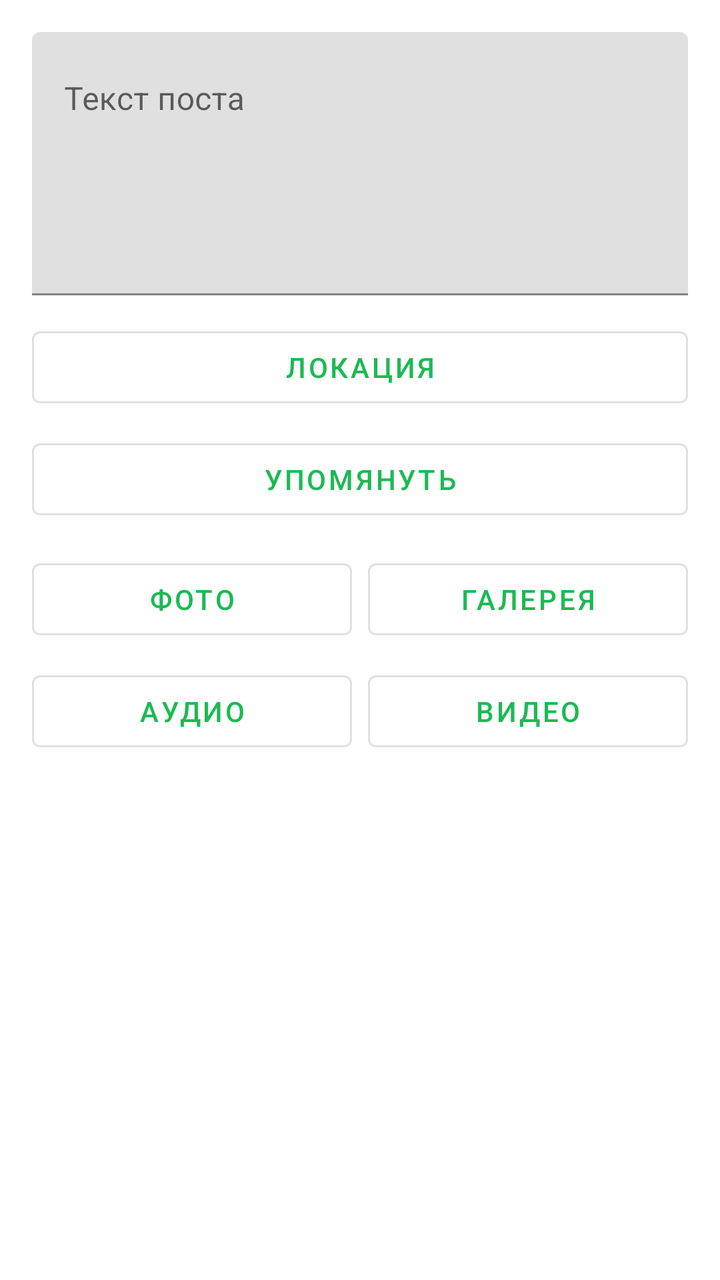
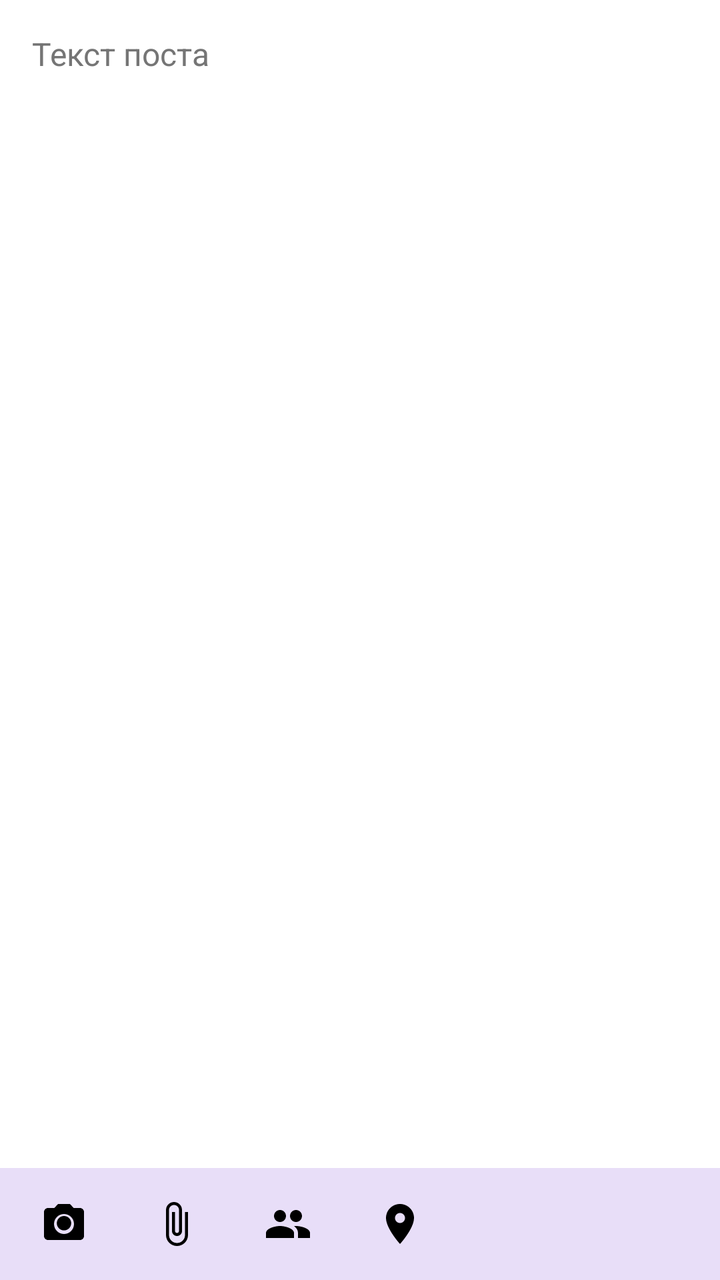

Two renders of the same Android screen: before a commit and after it. Below are the layout's source before the change and the commit's diff.
<!-- AndroidManifest.xml: application theme Theme.NeWork -->
<!-- res/layout/fragment_edit_post.xml -->
<?xml version="1.0" encoding="utf-8"?>
<ScrollView xmlns:android="http://schemas.android.com/apk/res/android"
    android:id="@+id/editPostScroll"
    android:layout_width="match_parent"
    android:layout_height="match_parent"
    android:fillViewport="true">

    <LinearLayout
        android:id="@+id/editPostContent"
        android:layout_width="match_parent"
        android:layout_height="wrap_content"
        android:orientation="vertical"
        android:padding="16dp">

        <com.google.android.material.textfield.TextInputLayout
            android:id="@+id/editPostTextLayout"
            android:layout_width="match_parent"
            android:layout_height="wrap_content">

            <com.google.android.material.textfield.TextInputEditText
                android:id="@+id/editPostText"
                android:layout_width="match_parent"
                android:layout_height="wrap_content"
                android:gravity="top"
                android:hint="@string/post_text_hint"
                android:inputType="textMultiLine"
                android:minLines="5" />
        </com.google.android.material.textfield.TextInputLayout>

        <Button
            android:id="@+id/editPostLocationButton"
            style="@style/Widget.MaterialComponents.Button.OutlinedButton"
            android:layout_width="match_parent"
            android:layout_height="wrap_content"
            android:layout_marginTop="12dp"
            android:text="@string/btn_location" />

        <Button
            android:id="@+id/editPostMentionButton"
            style="@style/Widget.MaterialComponents.Button.OutlinedButton"
            android:layout_width="match_parent"
            android:layout_height="wrap_content"
            android:layout_marginTop="8dp"
            android:text="@string/btn_mention" />

        <TextView
            android:id="@+id/editPostSelectedMentions"
            android:layout_width="match_parent"
            android:layout_height="wrap_content"
            android:layout_marginTop="4dp"
            android:textColor="@color/gray"
            android:visibility="gone" />

        <LinearLayout
            android:id="@+id/editPostImageButtons"
            android:layout_width="match_parent"
            android:layout_height="wrap_content"
            android:layout_marginTop="12dp"
            android:orientation="horizontal">

            <Button
                android:id="@+id/editPostPhotoButton"
                style="@style/Widget.MaterialComponents.Button.OutlinedButton"
                android:layout_width="0dp"
                android:layout_height="wrap_content"
                android:layout_marginEnd="4dp"
                android:layout_weight="1"
                android:text="@string/btn_photo" />

            <Button
                android:id="@+id/editPostGalleryButton"
                style="@style/Widget.MaterialComponents.Button.OutlinedButton"
                android:layout_width="0dp"
                android:layout_height="wrap_content"
                android:layout_marginStart="4dp"
                android:layout_weight="1"
                android:text="@string/btn_gallery" />
        </LinearLayout>

        <LinearLayout
            android:id="@+id/editPostAttachButtons"
            android:layout_width="match_parent"
            android:layout_height="wrap_content"
            android:layout_marginTop="8dp"
            android:orientation="horizontal">

            <Button
                android:id="@+id/editPostAudioButton"
                style="@style/Widget.MaterialComponents.Button.OutlinedButton"
                android:layout_width="0dp"
                android:layout_height="wrap_content"
                android:layout_marginEnd="4dp"
                android:layout_weight="1"
                android:text="@string/btn_audio" />

            <Button
                android:id="@+id/editPostVideoButton"
                style="@style/Widget.MaterialComponents.Button.OutlinedButton"
                android:layout_width="0dp"
                android:layout_height="wrap_content"
                android:layout_marginStart="4dp"
                android:layout_weight="1"
                android:text="@string/btn_video" />
        </LinearLayout>

        <ImageView
            android:id="@+id/editPostAttachmentPreview"
            android:layout_width="match_parent"
            android:layout_height="180dp"
            android:layout_marginTop="12dp"
            android:background="@drawable/bg_attachment"
            android:contentDescription="@string/attachment_placeholder"
            android:scaleType="centerCrop"
            android:visibility="gone" />

        <TextView
            android:id="@+id/editPostAttachmentName"
            android:layout_width="match_parent"
            android:layout_height="wrap_content"
            android:layout_marginTop="6dp"
            android:textColor="@color/gray"
            android:visibility="gone" />

        <TextView
            android:id="@+id/editPostLocationText"
            android:layout_width="match_parent"
            android:layout_height="wrap_content"
            android:layout_marginTop="8dp"
            android:textColor="@color/gray"
            android:visibility="gone" />
    </LinearLayout>
</ScrollView>
<!-- resources referenced by this layout -->
<resources>
  <color name="gray">#FFB3B3B3</color>
  <string name="attachment_placeholder">Вложение</string>
  <string name="btn_audio">Аудио</string>
  <string name="btn_gallery">Галерея</string>
  <string name="btn_location">Локация</string>
  <string name="btn_mention">Упомянуть</string>
  <string name="btn_photo">Фото</string>
  <string name="btn_video">Видео</string>
  <string name="post_text_hint">Текст поста</string>
  <style name="Theme.NeWork" parent="Theme.MaterialComponents.DayNight.NoActionBar">
          <item name="colorPrimary">@color/green</item>
          <item name="colorPrimaryVariant">@color/green_dark</item>
          <item name="colorOnPrimary">@color/black</item>
          <item name="colorSecondary">@color/green_light</item>
          <item name="colorSecondaryVariant">@color/green</item>
          <item name="colorOnSecondary">@color/black</item>
          <item name="android:statusBarColor">@color/black</item>
          <item name="android:navigationBarColor">@color/black</item>
      </style>
  <color name="light_gray">#FFF2F2F2</color>
  <color name="green">#FF1DB954</color>
  <color name="green_dark">#FF14833B</color>
  <color name="black">#FF121212</color>
  <color name="green_light">#FF1ED760</color>
  <!-- unchanged entries left out for length: 1 -->
</resources>

<!-- the commit's change to res/layout/fragment_edit_post.xml (unified diff, before → after) -->
@@ -1,132 +1,163 @@
 <?xml version="1.0" encoding="utf-8"?>
-<ScrollView xmlns:android="http://schemas.android.com/apk/res/android"
-    android:id="@+id/editPostScroll"
+<LinearLayout xmlns:android="http://schemas.android.com/apk/res/android"
+    xmlns:app="http://schemas.android.com/apk/res-auto"
+    android:id="@+id/editPostRoot"
     android:layout_width="match_parent"
     android:layout_height="match_parent"
-    android:fillViewport="true">
+    android:background="@color/white"
+    android:orientation="vertical">
 
-    <LinearLayout
-        android:id="@+id/editPostContent"
+    <ScrollView
+        android:id="@+id/editPostScroll"
         android:layout_width="match_parent"
-        android:layout_height="wrap_content"
-        android:orientation="vertical"
-        android:padding="16dp">
+        android:layout_height="0dp"
+        android:layout_weight="1"
+        android:clipToPadding="false"
+        android:fillViewport="true">
 
-        <com.google.android.material.textfield.TextInputLayout
-            android:id="@+id/editPostTextLayout"
+        <LinearLayout
+            android:id="@+id/editPostContent"
             android:layout_width="match_parent"
-            android:layout_height="wrap_content">
+            android:layout_height="wrap_content"
+            android:orientation="vertical"
+            android:padding="16dp">
 
-            <com.google.android.material.textfield.TextInputEditText
+            <EditText
                 android:id="@+id/editPostText"
                 android:layout_width="match_parent"
                 android:layout_height="wrap_content"
+                android:background="@android:color/transparent"
                 android:gravity="top"
                 android:hint="@string/post_text_hint"
-                android:inputType="textMultiLine"
-                android:minLines="5" />
-        </com.google.android.material.textfield.TextInputLayout>
+                android:inputType="textMultiLine|textCapSentences"
+                android:minHeight="120dp"
+                android:textColor="@color/black"
+                android:textColorHint="@color/gray"
+                android:textSize="16sp" />
 
-        <Button
+            <FrameLayout
+                android:id="@+id/editPostAttachmentBlock"
+                android:layout_width="match_parent"
+                android:layout_height="wrap_content"
+                android:layout_marginTop="16dp"
+                android:visibility="gone">
+
+                <ImageView
+                    android:id="@+id/editPostAttachmentPreview"
+                    android:layout_width="match_parent"
+                    android:layout_height="220dp"
+                    android:background="@drawable/bg_attachment"
+                    android:contentDescription="@string/attachment_placeholder"
+                    android:scaleType="centerCrop" />
+
+                <TextView
+                    android:id="@+id/editPostAttachmentName"
+                    android:layout_width="match_parent"
+                    android:layout_height="wrap_content"
+                    android:layout_gravity="center"
+                    android:gravity="center"
+                    android:padding="16dp"
+                    android:textColor="@color/gray"
+                    android:textSize="16sp"
+                    android:visibility="gone" />
+
+                <com.google.android.material.button.MaterialButton
+                    android:id="@+id/editPostRemoveAttachment"
+                    android:layout_width="wrap_content"
+                    android:layout_height="wrap_content"
+                    android:layout_gravity="bottom|center_horizontal"
+                    android:layout_marginBottom="16dp"
+                    android:backgroundTint="@color/purple_500"
+                    android:minWidth="120dp"
+                    android:text="@string/btn_remove"
+                    android:textAllCaps="false"
+                    android:textColor="@color/white"
+                    app:cornerRadius="24dp" />
+            </FrameLayout>
+
+            <TextView
+                android:id="@+id/editPostLocationText"
+                android:layout_width="match_parent"
+                android:layout_height="wrap_content"
+                android:layout_marginTop="12dp"
+                android:textColor="@color/gray"
+                android:visibility="gone" />
+
+            <TextView
+                android:id="@+id/editPostSelectedMentions"
+                android:layout_width="match_parent"
+                android:layout_height="wrap_content"
+                android:layout_marginTop="8dp"
+                android:textColor="@color/gray"
+                android:visibility="gone" />
+
+            <ProgressBar
+                android:id="@+id/editPostProgress"
+                android:layout_width="wrap_content"
+                android:layout_height="wrap_content"
+                android:layout_gravity="center_horizontal"
+                android:layout_marginTop="16dp"
+                android:indeterminateTint="@color/purple_500"
+                android:visibility="gone" />
+
+            <TextView
+                android:id="@+id/editPostError"
+                android:layout_width="match_parent"
+                android:layout_height="wrap_content"
+                android:layout_marginTop="8dp"
+                android:gravity="center"
+                android:textColor="@color/red"
+                android:visibility="gone" />
+        </LinearLayout>
+    </ScrollView>
+
+    <LinearLayout
+        android:id="@+id/editPostToolbar"
+        android:layout_width="match_parent"
+        android:layout_height="56dp"
+        android:background="@color/input_fill"
+        android:gravity="center_vertical"
+        android:orientation="horizontal"
+        android:paddingStart="8dp"
+        android:paddingEnd="8dp">
+
+        <ImageButton
+            android:id="@+id/editPostPhotoButton"
+            android:layout_width="48dp"
+            android:layout_height="48dp"
+            android:background="?attr/selectableItemBackgroundBorderless"
+            android:contentDescription="@string/btn_photo"
+            android:src="@drawable/ic_camera_24"
+            android:tint="@color/black" />
+
+        <ImageButton
+            android:id="@+id/editPostAttachButton"
+            android:layout_width="48dp"
+            android:layout_height="48dp"
+            android:layout_marginStart="8dp"
+            android:background="?attr/selectableItemBackgroundBorderless"
+            android:contentDescription="@string/attachment_placeholder"
+            android:src="@drawable/ic_attach_24"
+            android:tint="@color/black" />
+
+        <ImageButton
+            android:id="@+id/editPostMentionButton"
+            android:layout_width="48dp"
+            android:layout_height="48dp"
+            android:layout_marginStart="8dp"
+            android:background="?attr/selectableItemBackgroundBorderless"
+            android:contentDescription="@string/btn_mention"
+            android:src="@drawable/ic_people_24"
+            android:tint="@color/black" />
+
+        <ImageButton
             android:id="@+id/editPostLocationButton"
-            style="@style/Widget.MaterialComponents.Button.OutlinedButton"
-            android:layout_width="match_parent"
-            android:layout_height="wrap_content"
-            android:layout_marginTop="12dp"
-            android:text="@string/btn_location" />
-
-        <Button
-            android:id="@+id/editPostMentionButton"
-            style="@style/Widget.MaterialComponents.Button.OutlinedButton"
-            android:layout_width="match_parent"
-            android:layout_height="wrap_content"
-            android:layout_marginTop="8dp"
-            android:text="@string/btn_mention" />
-
-        <TextView
-            android:id="@+id/editPostSelectedMentions"
-            android:layout_width="match_parent"
-            android:layout_height="wrap_content"
-            android:layout_marginTop="4dp"
-            android:textColor="@color/gray"
-            android:visibility="gone" />
-
-        <LinearLayout
-            android:id="@+id/editPostImageButtons"
-            android:layout_width="match_parent"
-            android:layout_height="wrap_content"
-            android:layout_marginTop="12dp"
-            android:orientation="horizontal">
-
-            <Button
-                android:id="@+id/editPostPhotoButton"
-                style="@style/Widget.MaterialComponents.Button.OutlinedButton"
-                android:layout_width="0dp"
-                android:layout_height="wrap_content"
-                android:layout_marginEnd="4dp"
-                android:layout_weight="1"
-                android:text="@string/btn_photo" />
-
-            <Button
-                android:id="@+id/editPostGalleryButton"
-                style="@style/Widget.MaterialComponents.Button.OutlinedButton"
-                android:layout_width="0dp"
-                android:layout_height="wrap_content"
-                android:layout_marginStart="4dp"
-                android:layout_weight="1"
-                android:text="@string/btn_gallery" />
-        </LinearLayout>
-
-        <LinearLayout
-            android:id="@+id/editPostAttachButtons"
-            android:layout_width="match_parent"
-            android:layout_height="wrap_content"
-            android:layout_marginTop="8dp"
-            android:orientation="horizontal">
-
-            <Button
-                android:id="@+id/editPostAudioButton"
-                style="@style/Widget.MaterialComponents.Button.OutlinedButton"
-                android:layout_width="0dp"
-                android:layout_height="wrap_content"
-                android:layout_marginEnd="4dp"
-                android:layout_weight="1"
-                android:text="@string/btn_audio" />
-
-            <Button
-                android:id="@+id/editPostVideoButton"
-                style="@style/Widget.MaterialComponents.Button.OutlinedButton"
-                android:layout_width="0dp"
-                android:layout_height="wrap_content"
-                android:layout_marginStart="4dp"
-                android:layout_weight="1"
-                android:text="@string/btn_video" />
-        </LinearLayout>
-
-        <ImageView
-            android:id="@+id/editPostAttachmentPreview"
-            android:layout_width="match_parent"
-            android:layout_height="180dp"
-            android:layout_marginTop="12dp"
-            android:background="@drawable/bg_attachment"
-            android:contentDescription="@string/attachment_placeholder"
-            android:scaleType="centerCrop"
-            android:visibility="gone" />
-
-        <TextView
-            android:id="@+id/editPostAttachmentName"
-            android:layout_width="match_parent"
-            android:layout_height="wrap_content"
-            android:layout_marginTop="6dp"
-            android:textColor="@color/gray"
-            android:visibility="gone" />
-
-        <TextView
-            android:id="@+id/editPostLocationText"
-            android:layout_width="match_parent"
-            android:layout_height="wrap_content"
-            android:layout_marginTop="8dp"
-            android:textColor="@color/gray"
-            android:visibility="gone" />
+            android:layout_width="48dp"
+            android:layout_height="48dp"
+            android:layout_marginStart="8dp"
+            android:background="?attr/selectableItemBackgroundBorderless"
+            android:contentDescription="@string/btn_location"
+            android:src="@drawable/ic_location_24"
+            android:tint="@color/black" />
     </LinearLayout>
-</ScrollView>
+</LinearLayout>
<!-- resource entries referenced after the edit -->
@@ -1,29 +1,77 @@
 <!-- resources referenced by this layout -->
 <resources>
-  <color name="gray">#FFB3B3B3</color>
+  <color name="gray">#FF757575</color>
+  <color name="input_fill">#FFE8DEF8</color>
+  <color name="purple_500">#FF6200EE</color>
+  <color name="red">#FFE53935</color>
+  <color name="white">#FFFFFFFF</color>
+  <!-- drawable ic_attach_24 (drawable) -->
+  <?xml version="1.0" encoding="utf-8"?>
+  <vector xmlns:android="http://schemas.android.com/apk/res/android"
+      android:width="24dp"
+      android:height="24dp"
+      android:viewportWidth="24"
+      android:viewportHeight="24">
+      <path
+          android:fillColor="#FF000000"
+          android:pathData="M16.5,6v11.5c0,2.21 -1.79,4 -4,4s-4,-1.79 -4,-4V5c0,-1.38 1.12,-2.5 2.5,-2.5s2.5,1.12 2.5,2.5v10.5c0,0.55 -0.45,1 -1,1s-1,-0.45 -1,-1V6H10v9.5c0,1.38 1.12,2.5 2.5,2.5s2.5,-1.12 2.5,-2.5V5c0,-2.21 -1.79,-4 -4,-4S7,2.79 7,5v12.5c0,3.04 2.46,5.5 5.5,5.5s5.5,-2.46 5.5,-5.5V6h-1.5z" />
+  </vector>
+  <!-- drawable ic_camera_24 (drawable) -->
+  <?xml version="1.0" encoding="utf-8"?>
+  <vector xmlns:android="http://schemas.android.com/apk/res/android"
+      android:width="24dp"
+      android:height="24dp"
+      android:viewportWidth="24"
+      android:viewportHeight="24">
+      <path
+          android:fillColor="#FF000000"
+          android:pathData="M12,15.2c1.99,0 3.6,-1.61 3.6,-3.6s-1.61,-3.6 -3.6,-3.6 -3.6,1.61 -3.6,3.6 1.61,3.6 3.6,3.6zM9,2L7.17,4H4c-1.1,0 -2,0.9 -2,2v12c0,1.1 0.9,2 2,2h16c1.1,0 2,-0.9 2,-2V6c0,-1.1 -0.9,-2 -2,-2h-3.17L15,2H9zM12,17c-2.76,0 -5,-2.24 -5,-5s2.24,-5 5,-5 5,2.24 5,5 -2.24,5 -5,5z" />
+  </vector>
+  <!-- drawable ic_location_24 (drawable) -->
+  <?xml version="1.0" encoding="utf-8"?>
+  <vector xmlns:android="http://schemas.android.com/apk/res/android"
+      android:width="24dp"
+      android:height="24dp"
+      android:viewportWidth="24"
+      android:viewportHeight="24">
+      <path
+          android:fillColor="#FF000000"
+          android:pathData="M12,2C8.13,2 5,5.13 5,9c0,5.25 7,13 7,13s7,-7.75 7,-13c0,-3.87 -3.13,-7 -7,-7zM12,11.5c-1.38,0 -2.5,-1.12 -2.5,-2.5s1.12,-2.5 2.5,-2.5 2.5,1.12 2.5,2.5 -1.12,2.5 -2.5,2.5z" />
+  </vector>
+  <!-- drawable ic_people_24 (drawable) -->
+  <?xml version="1.0" encoding="utf-8"?>
+  <vector xmlns:android="http://schemas.android.com/apk/res/android"
+      android:width="24dp"
+      android:height="24dp"
+      android:viewportWidth="24"
+      android:viewportHeight="24">
+      <path
+          android:fillColor="#FF000000"
+          android:pathData="M16,11c1.66,0 2.99,-1.34 2.99,-3S17.66,5 16,5c-1.66,0 -3,1.34 -3,3s1.34,3 3,3zM8,11c1.66,0 2.99,-1.34 2.99,-3S9.66,5 8,5C6.34,5 5,6.34 5,8s1.34,3 3,3zM8,13c-2.33,0 -7,1.17 -7,3.5V19h14v-2.5c0,-2.33 -4.67,-3.5 -7,-3.5zM16,13c-0.29,0 -0.62,0.02 -0.97,0.05 1.16,0.84 1.97,1.97 1.97,3.45V19h6v-2.5c0,-2.33 -4.67,-3.5 -7,-3.5z" />
+  </vector>
   <string name="attachment_placeholder">Вложение</string>
-  <string name="btn_audio">Аудио</string>
-  <string name="btn_gallery">Галерея</string>
   <string name="btn_location">Локация</string>
   <string name="btn_mention">Упомянуть</string>
   <string name="btn_photo">Фото</string>
-  <string name="btn_video">Видео</string>
+  <string name="btn_remove">Remove</string>
   <string name="post_text_hint">Текст поста</string>
-  <style name="Theme.NeWork" parent="Theme.MaterialComponents.DayNight.NoActionBar">
-          <item name="colorPrimary">@color/green</item>
-          <item name="colorPrimaryVariant">@color/green_dark</item>
-          <item name="colorOnPrimary">@color/black</item>
-          <item name="colorSecondary">@color/green_light</item>
-          <item name="colorSecondaryVariant">@color/green</item>
+  <style name="Theme.NeWork" parent="Theme.MaterialComponents.Light.NoActionBar">
+          <item name="colorPrimary">@color/purple_500</item>
+          <item name="colorPrimaryVariant">@color/purple_700</item>
+          <item name="colorOnPrimary">@color/white</item>
+          <item name="colorSecondary">@color/teal_200</item>
+          <item name="colorSecondaryVariant">@color/teal_700</item>
           <item name="colorOnSecondary">@color/black</item>
-          <item name="android:statusBarColor">@color/black</item>
-          <item name="android:navigationBarColor">@color/black</item>
+          <item name="android:statusBarColor">@color/purple_700</item>
+          <item name="android:navigationBarColor">@color/white</item>
+          <item name="android:windowBackground">@color/white</item>
+          <item name="android:windowLightStatusBar">false</item>
       </style>
-  <color name="light_gray">#FFF2F2F2</color>
-  <color name="green">#FF1DB954</color>
-  <color name="green_dark">#FF14833B</color>
-  <color name="black">#FF121212</color>
-  <color name="green_light">#FF1ED760</color>
+  <color name="light_gray">#FFF5F5F5</color>
+  <color name="purple_700">#FF3700B3</color>
+  <color name="teal_200">#FF03DAC5</color>
+  <color name="teal_700">#FF018786</color>
+  <color name="black">#FF000000</color>
   <!-- unchanged entries left out for length: 1 -->
 </resources>
 
